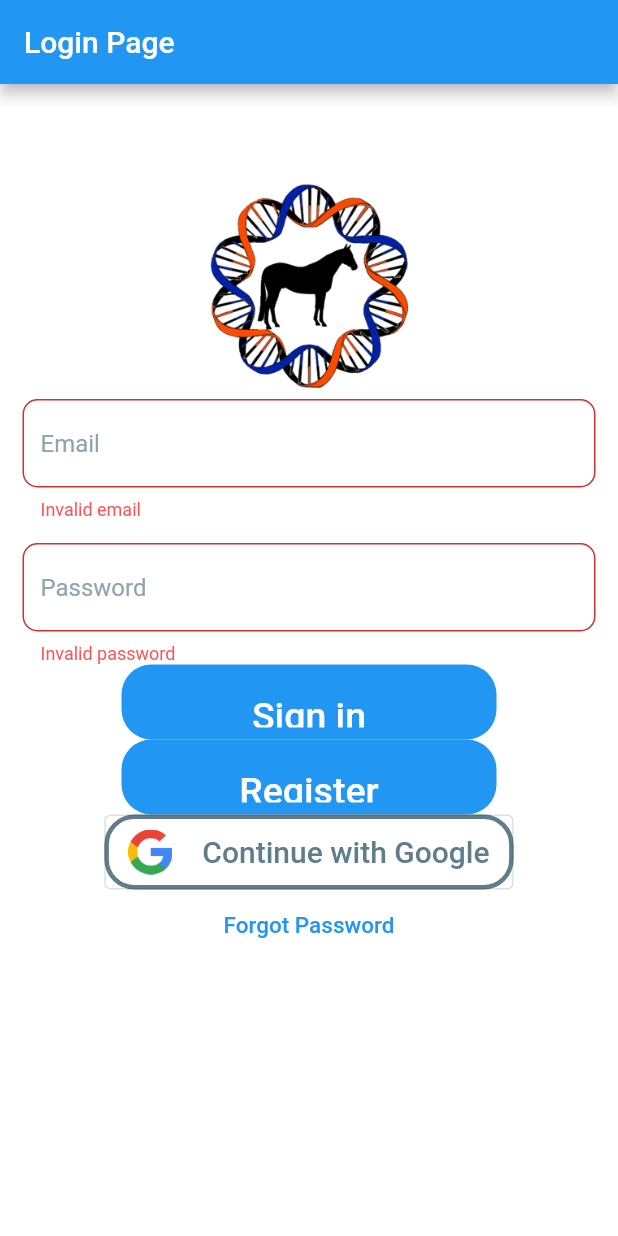
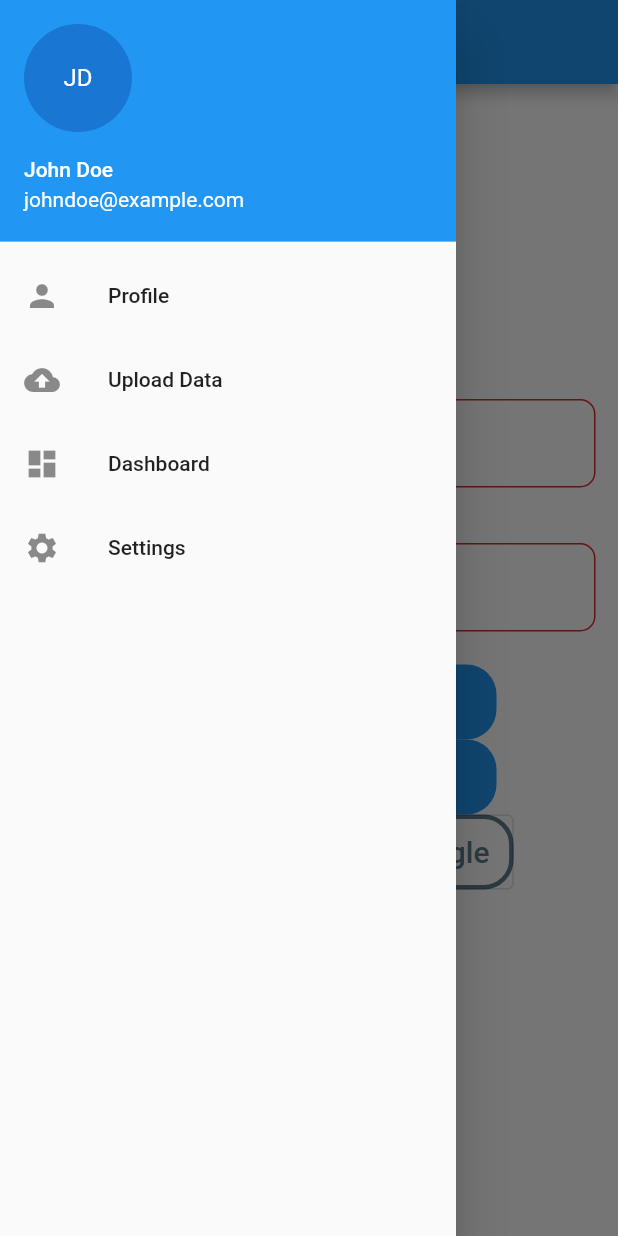
Before and after one commit to PabloHernandezP/SeniorProject, a Flutter app: the screen it shows after launch, with the side drawer open (before the commit the screen has no drawer), on a phone screen of 412 x 824 dp. Run offline on Flutter 3.47's test engine with Material 2 defaults, Android fonts, the light colour scheme and no system bars; our stand-ins replace firebase_auth, firebase_core, get, google_sign_in, shared_preferences; accounts and stored records are empty.

Commit message:
good starting point

```diff
--- a/lib/main.dart
+++ b/lib/main.dart
@@ -1,7 +1,7 @@
 import 'package:flutter/material.dart';
 import 'package:firebase_core/firebase_core.dart';
-import 'firebase_options.dart';
-import 'login_screen.dart';
+import 'pages/login/firebase_options.dart';
+import 'pages/login/login_screen.dart';
 import 'package:get/get.dart';
 
 Future<void> main() async {
@@ -21,7 +21,6 @@ class MyApp extends StatelessWidget {
       home: LoginScreen(),
     );
   }
-
 
   // // This widget is the root of your application.
   // @override
--- a/lib/login_screen.dart
+++ b/lib/pages/login/login_screen.dart
@@ -1,7 +1,9 @@
-import 'package:equine_ai/success_screen.dart';
+import 'package:equine_ai/widgets/my_drawer.dart';
 import 'package:flutter/material.dart';
 import 'package:get/get.dart';
+import '../../widgets/my_app_bar.dart';
 import 'authentication.dart';
+import 'success_screen.dart';
 
 TextEditingController? textControllerEmail;
 FocusNode? textFocusNodeEmail;
@@ -74,9 +76,8 @@ class _LoginScreen extends State<LoginScreen> {
   Widget build(BuildContext context) {
     return Scaffold(
       backgroundColor: Colors.white,
-      appBar: AppBar(
-        title: const Text("Login Page"),
-      ),
+      appBar: AppBar(title: const Text("Login")),
+      drawer: const MyDrawer(),
       body: SingleChildScrollView(
         child: Column(
           children: <Widget>[
--- /dev/null
+++ b/lib/widgets/my_drawer.dart
@@ -0,0 +1,55 @@
+import 'package:flutter/material.dart';
+
+class MyDrawer extends StatelessWidget {
+  const MyDrawer({Key? key}) : super(key: key);
+
+  @override
+  Widget build(BuildContext context) {
+    return Drawer(
+      child: ListView(
+        padding: EdgeInsets.zero,
+        children: <Widget>[
+          const UserAccountsDrawerHeader(
+            accountName: Text('John Doe'),
+            accountEmail: Text('johndoe@example.com'),
+            currentAccountPicture: CircleAvatar(
+              child: Text('JD'),
+            ),
+          ),
+          ListTile(
+            leading: const Icon(Icons.person),
+            title: const Text('Profile'),
+            onTap: () {
+              Navigator.pop(context);
+              // Navigate to profile page
+            },
+          ),
+          ListTile(
+            leading: const Icon(Icons.cloud_upload),
+            title: const Text('Upload Data'),
+            onTap: () {
+              Navigator.pop(context);
+              // Navigate to data upload page
+            },
+          ),
+          ListTile(
+            leading: const Icon(Icons.dashboard),
+            title: const Text('Dashboard'),
+            onTap: () {
+              Navigator.pop(context);
+              // Navigate to user dashboard page
+            },
+          ),
+          ListTile(
+            leading: const Icon(Icons.settings),
+            title: const Text('Settings'),
+            onTap: () {
+              Navigator.pop(context);
+              // Navigate to settings page
+            },
+          ),
+        ],
+      ),
+    );
+  }
+}
```
Also changed, not shown: lib/pages/login/authentication.dart (renamed from lib/authentication.dart, +7 -6 lines), lib/widgets/my_app_bar.dart (added, +35 -0 lines), lib/pages/dashboard/dashboard.dart (added), lib/pages/login/firebase_options.dart (renamed from lib/firebase_options.dart), lib/pages/login/success_screen.dart (renamed from lib/success_screen.dart).
